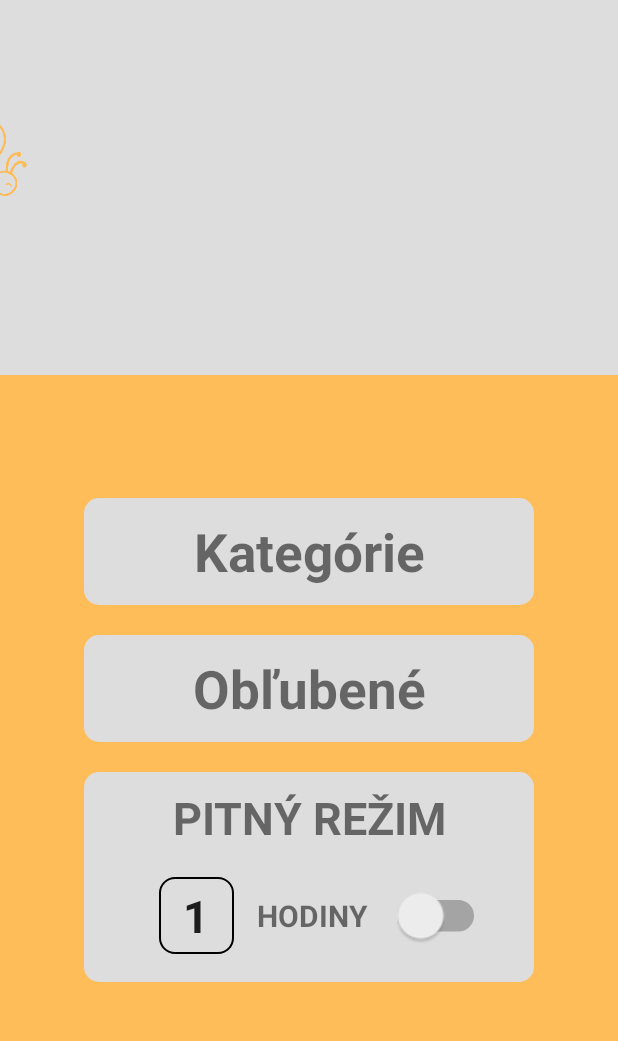
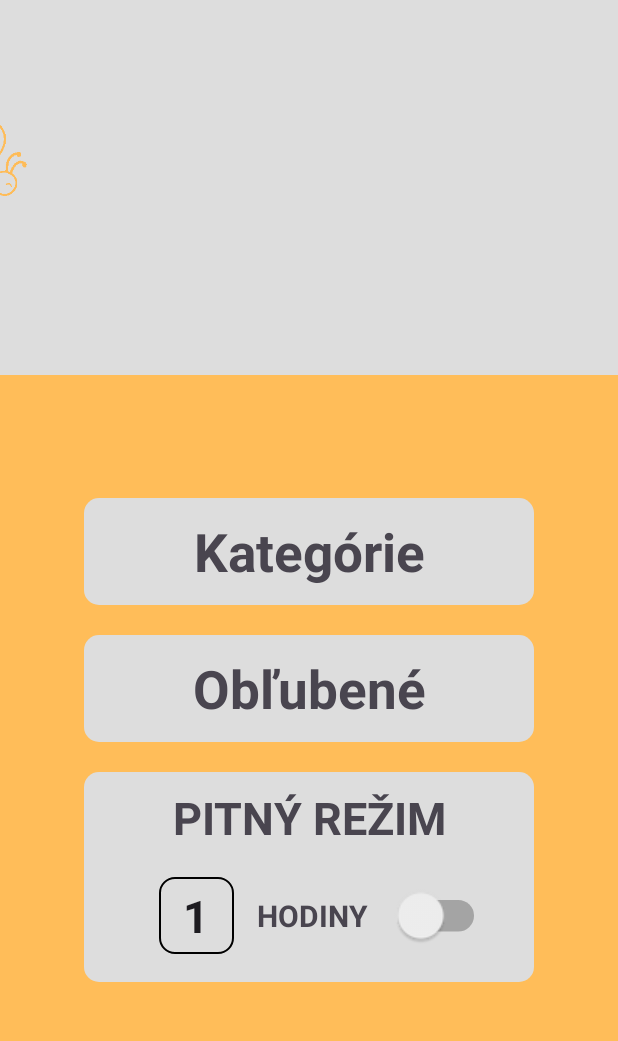
Before and after one commit to SimonFenak/DiaBee, an Android app: the screen it shows after launch (Main_menu), on a phone screen of 412 x 824 dp, the part 105-1146 px from its top. Run offline under Robolectric (Android 15) with nearby library versions, the phone set to English and light mode, and no system bars.

Commit message:
fixed light/dark mode

```diff
--- a/DiaBee/app/src/main/res/values-night/themes.xml
+++ b/DiaBee/app/src/main/res/values-night/themes.xml
@@ -1,6 +1,6 @@
 <resources xmlns:tools="http://schemas.android.com/tools">
     <!-- Base application theme. -->
-    <style name="Base.Theme.DiaBee" parent="Theme.AppCompat.Light.NoActionBar">
+    <style name="Base.Theme.DiaBee" parent="Theme.Material3.Light.NoActionBar">
         <!-- Customize your dark theme here. -->
         <!-- <item name="colorPrimary">@color/my_dark_primary</item> -->
     </style>
--- a/DiaBee/app/src/main/res/values/themes.xml
+++ b/DiaBee/app/src/main/res/values/themes.xml
@@ -1,6 +1,6 @@
 <resources xmlns:tools="http://schemas.android.com/tools">
     <!-- Base application theme. -->
-    <style name="Base.Theme.DiaBee" parent="Theme.AppCompat.Light.NoActionBar">
+    <style name="Base.Theme.DiaBee" parent="Theme.Material3.Light.NoActionBar">
         <!-- Customize your light theme here. -->
         <!-- <item name="colorPrimary">@color/my_light_primary</item> -->
     </style>
```
